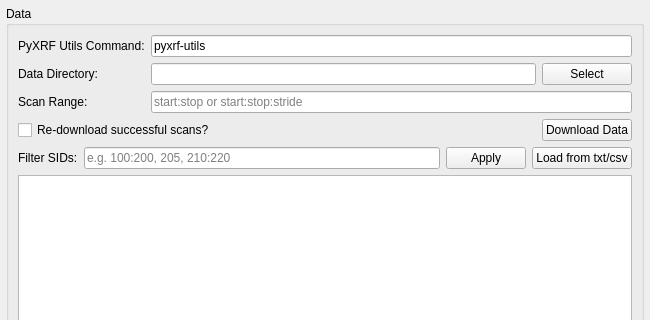
Above: tomviz/PyXRFDialog.ui from psavery/tomviz before the change; both pictures show x 0 to 650 and y 0 to 320 of the 650 by 650 pixel window. Below: the same form after it.
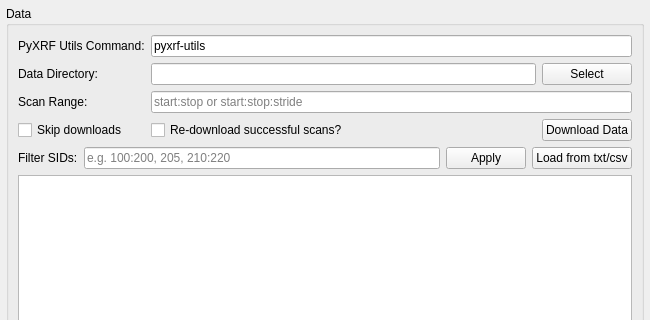
That is the form after the change.

Commit message:
Allow download skipping in PyXRF workflow
This allows downloading to be skipped entirely, which is valuable
if the files are being made in a separate process.

What changed in the file:
```diff
--- a/tomviz/PyXRFDialog.ui
+++ b/tomviz/PyXRFDialog.ui
@@ -85,7 +85,14 @@
         </property>
        </widget>
       </item>
-      <item row="3" column="0" colspan="2">
+      <item row="3" column="0">
+       <widget class="QCheckBox" name="skipDownloads">
+        <property name="text">
+         <string>Skip downloads</string>
+        </property>
+       </widget>
+      </item>
+      <item row="3" column="1">
        <widget class="QCheckBox" name="redownloadSuccessful">
         <property name="text">
          <string>Re-download successful scans?</string>
```
The commit also changes 5 other files.
